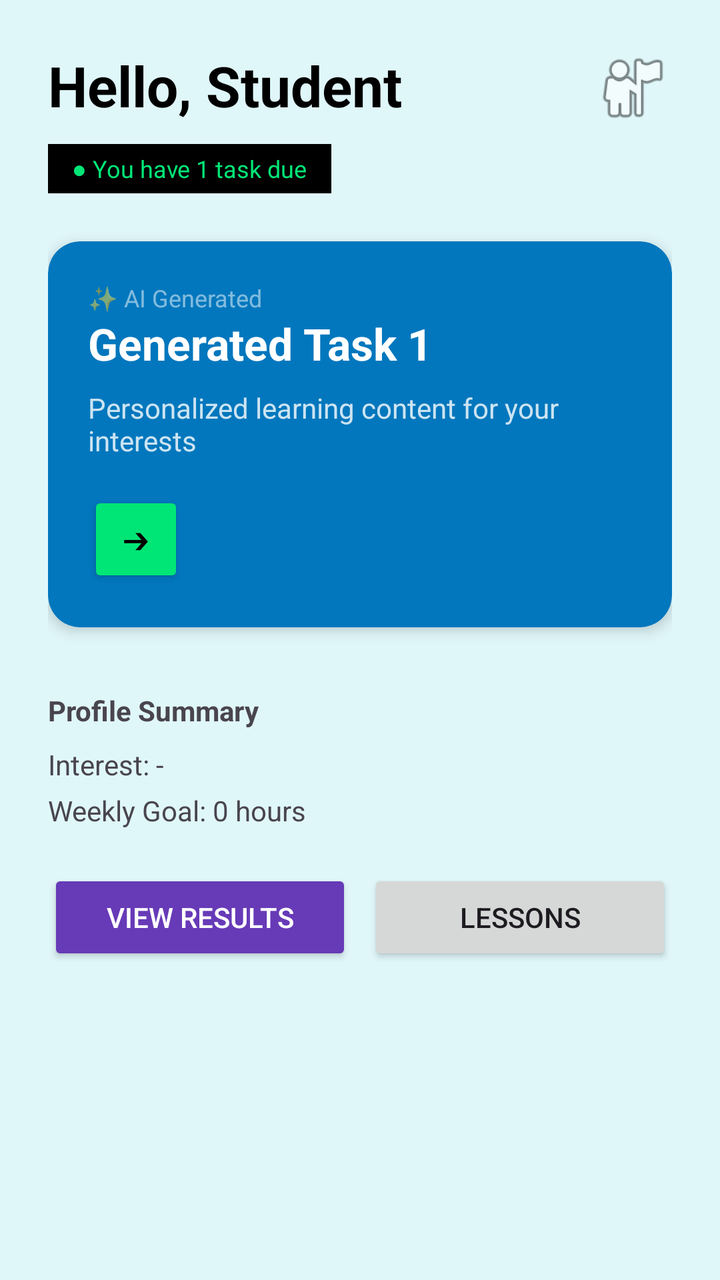
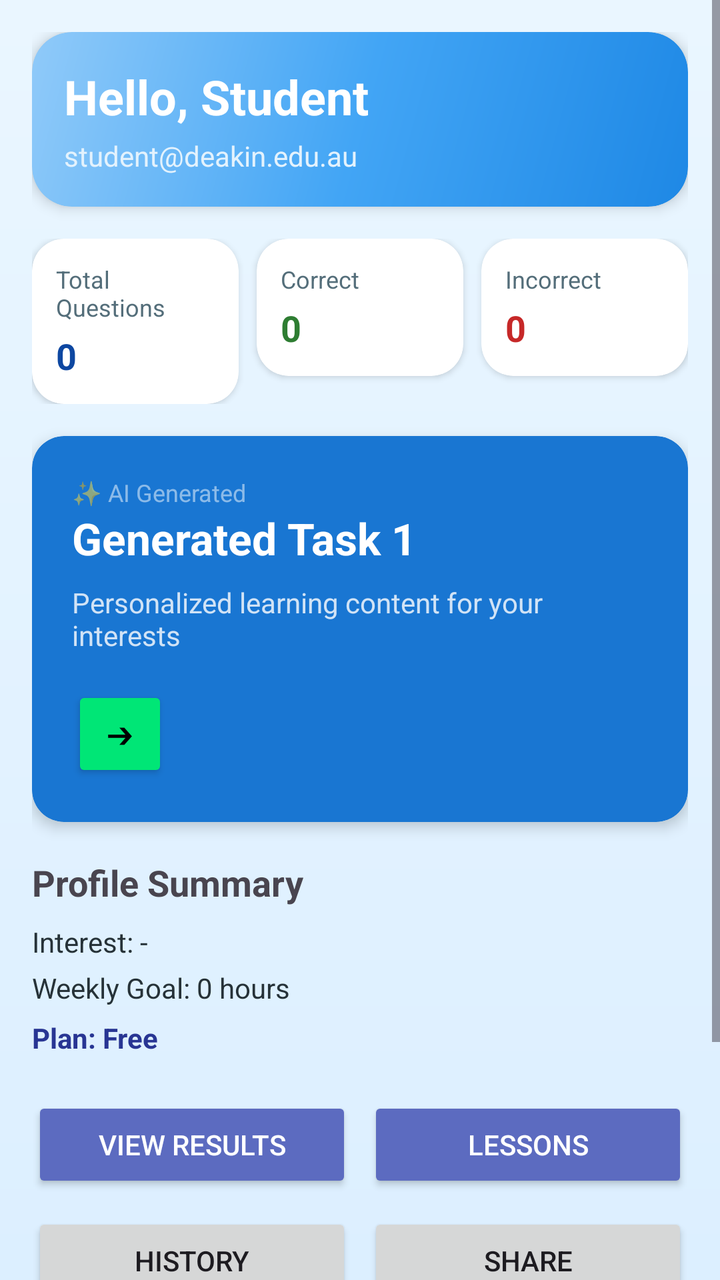

Two renders of the same Android screen: before a commit and after it. Below are the layout's source before the change and the commit's diff.
<!-- AndroidManifest.xml: application theme Theme.Task61LearningAssistant -->
<!-- res/layout/fragment_home.xml -->
<?xml version="1.0" encoding="utf-8"?>
<ScrollView xmlns:android="http://schemas.android.com/apk/res/android"
    xmlns:app="http://schemas.android.com/apk/res-auto"
    android:layout_width="match_parent"
    android:layout_height="match_parent"
    android:background="#E0F7FA"> <LinearLayout
    android:layout_width="match_parent"
    android:layout_height="wrap_content"
    android:orientation="vertical"
    android:padding="24dp">

    <RelativeLayout
        android:layout_width="match_parent"
        android:layout_height="wrap_content">
        <TextView
            android:id="@+id/tvWelcome"
            android:layout_width="wrap_content"
            android:layout_height="wrap_content"
            android:text="Hello, Student"
            android:textSize="28sp"
            android:textStyle="bold"
            android:textColor="@android:color/black" />

        <View
            android:layout_width="40dp"
            android:layout_height="40dp"
            android:layout_alignParentEnd="true"
            android:background="@android:drawable/ic_menu_myplaces" />
    </RelativeLayout>

    <TextView
        android:id="@+id/tvTaskBadge"
        android:layout_width="wrap_content"
        android:layout_height="wrap_content"
        android:layout_marginTop="8dp"
        android:background="#000000"
        android:paddingHorizontal="12dp"
        android:paddingVertical="4dp"
        android:text="● You have 1 task due"
        android:textColor="#00E676"
        android:textSize="12sp" />

    <androidx.cardview.widget.CardView
        android:layout_width="match_parent"
        android:layout_height="wrap_content"
        android:layout_marginTop="24dp"
        app:cardCornerRadius="16dp"
        app:cardElevation="4dp"
        app:cardBackgroundColor="#0277BD"> <LinearLayout
        android:layout_width="match_parent"
        android:layout_height="wrap_content"
        android:orientation="vertical"
        android:padding="20dp">

        <TextView
            android:layout_width="wrap_content"
            android:layout_height="wrap_content"
            android:text="✨ AI Generated"
            android:textColor="#80FFFFFF"
            android:textSize="12sp" />

        <TextView
            android:id="@+id/tvTaskTitle"
            android:layout_width="wrap_content"
            android:layout_height="wrap_content"
            android:text="Generated Task 1"
            android:textColor="@android:color/white"
            android:textSize="22sp"
            android:textStyle="bold" />

        <TextView
            android:id="@+id/tvTaskDesc"
            android:layout_width="wrap_content"
            android:layout_height="wrap_content"
            android:layout_marginTop="8dp"
            android:text="Personalized learning content for your interests"
            android:textColor="#CCFFFFFF"
            android:textSize="14sp" />

        <Button
            android:id="@+id/btnStartTask"
            android:layout_width="48dp"
            android:layout_height="48dp"
            android:layout_marginTop="16dp"
            android:backgroundTint="#00E676"
            android:text="➔"
            android:textColor="@android:color/black" />
    </LinearLayout>
    </androidx.cardview.widget.CardView>

    <TextView
        android:layout_width="wrap_content"
        android:layout_height="wrap_content"
        android:layout_marginTop="32dp"
        android:text="Profile Summary"
        android:textStyle="bold" />

    <TextView android:id="@+id/tvInterest" android:layout_width="wrap_content" android:layout_height="wrap_content" android:layout_marginTop="8dp" android:text="Interest: - " />
    <TextView android:id="@+id/tvHours" android:layout_width="wrap_content" android:layout_height="wrap_content" android:layout_marginTop="4dp" android:text="Weekly Goal: 0 hours" />

    <LinearLayout
        android:layout_width="match_parent"
        android:layout_height="wrap_content"
        android:orientation="horizontal"
        android:layout_marginTop="20dp">
        <Button
            android:id="@+id/btnProgress"
            android:layout_width="0dp"
            android:layout_height="wrap_content"
            android:layout_weight="1"
            android:layout_marginEnd="4dp"
            android:text="VIEW RESULTS"  android:backgroundTint="#673AB7"
            android:textColor="@android:color/white"
            style="?android:attr/buttonStyleSmall" />
        <Button android:id="@+id/btnLessons" android:layout_width="0dp" android:layout_height="wrap_content" android:layout_weight="1" android:text="Lessons" android:layout_marginStart="4dp" style="?android:attr/buttonStyleSmall"/>
    </LinearLayout>

</LinearLayout>
</ScrollView>
<!-- resources referenced by this layout -->
<resources>
  <style name="Theme.Task61LearningAssistant" parent="Base.Theme.Task61LearningAssistant" />
  <style name="Base.Theme.Task61LearningAssistant" parent="Theme.Material3.DayNight.NoActionBar">
          
          
      </style>
</resources>

<!-- the commit's change to res/layout/fragment_home.xml (unified diff, before → after) -->
@@ -3,50 +3,153 @@
     xmlns:app="http://schemas.android.com/apk/res-auto"
     android:layout_width="match_parent"
     android:layout_height="match_parent"
-    android:background="#E0F7FA"> <LinearLayout
-    android:layout_width="match_parent"
-    android:layout_height="wrap_content"
-    android:orientation="vertical"
-    android:padding="24dp">
-
-    <RelativeLayout
-        android:layout_width="match_parent"
-        android:layout_height="wrap_content">
-        <TextView
-            android:id="@+id/tvWelcome"
-            android:layout_width="wrap_content"
-            android:layout_height="wrap_content"
-            android:text="Hello, Student"
-            android:textSize="28sp"
-            android:textStyle="bold"
-            android:textColor="@android:color/black" />
-
-        <View
-            android:layout_width="40dp"
-            android:layout_height="40dp"
-            android:layout_alignParentEnd="true"
-            android:background="@android:drawable/ic_menu_myplaces" />
-    </RelativeLayout>
-
-    <TextView
-        android:id="@+id/tvTaskBadge"
-        android:layout_width="wrap_content"
-        android:layout_height="wrap_content"
-        android:layout_marginTop="8dp"
-        android:background="#000000"
-        android:paddingHorizontal="12dp"
-        android:paddingVertical="4dp"
-        android:text="● You have 1 task due"
-        android:textColor="#00E676"
-        android:textSize="12sp" />
+    android:background="@drawable/bg_screen_soft">
+
+    <LinearLayout
+        android:layout_width="match_parent"
+        android:layout_height="wrap_content"
+        android:orientation="vertical"
+        android:padding="16dp">
 
     <androidx.cardview.widget.CardView
         android:layout_width="match_parent"
         android:layout_height="wrap_content"
-        android:layout_marginTop="24dp"
+        app:cardCornerRadius="20dp"
+        app:cardElevation="4dp"
+        app:cardBackgroundColor="@android:color/transparent">
+
+        <LinearLayout
+            android:layout_width="match_parent"
+            android:layout_height="wrap_content"
+            android:background="@drawable/bg_blue_gradient"
+            android:orientation="vertical"
+            android:padding="16dp">
+
+            <TextView
+                android:id="@+id/tvWelcome"
+                android:layout_width="wrap_content"
+                android:layout_height="wrap_content"
+                android:text="Hello, Student"
+                android:textSize="24sp"
+                android:textStyle="bold"
+                android:textColor="@android:color/white" />
+
+            <TextView
+                android:id="@+id/tvEmail"
+                android:layout_width="wrap_content"
+                android:layout_height="wrap_content"
+                android:layout_marginTop="4dp"
+                android:text="student@deakin.edu.au"
+                android:textColor="#E3F2FD"
+                android:textSize="14sp" />
+        </LinearLayout>
+    </androidx.cardview.widget.CardView>
+
+    <LinearLayout
+        android:layout_width="match_parent"
+        android:layout_height="wrap_content"
+        android:layout_marginTop="16dp"
+        android:orientation="horizontal">
+
+        <androidx.cardview.widget.CardView
+            android:layout_width="0dp"
+            android:layout_height="wrap_content"
+            android:layout_weight="1"
+            android:layout_marginEnd="6dp"
+            app:cardCornerRadius="16dp"
+            app:cardElevation="2dp">
+            <LinearLayout
+                android:layout_width="match_parent"
+                android:layout_height="wrap_content"
+                android:orientation="vertical"
+                android:padding="12dp">
+                <TextView
+                    android:layout_width="wrap_content"
+                    android:layout_height="wrap_content"
+                    android:text="Total Questions"
+                    android:textColor="#546E7A"
+                    android:textSize="12sp" />
+                <TextView
+                    android:id="@+id/tvTotalQuestions"
+                    android:layout_width="wrap_content"
+                    android:layout_height="wrap_content"
+                    android:layout_marginTop="4dp"
+                    android:text="0"
+                    android:textSize="18sp"
+                    android:textStyle="bold"
+                    android:textColor="#0D47A1" />
+            </LinearLayout>
+        </androidx.cardview.widget.CardView>
+
+        <androidx.cardview.widget.CardView
+            android:layout_width="0dp"
+            android:layout_height="wrap_content"
+            android:layout_weight="1"
+            android:layout_marginHorizontal="3dp"
+            app:cardCornerRadius="16dp"
+            app:cardElevation="2dp">
+            <LinearLayout
+                android:layout_width="match_parent"
+                android:layout_height="wrap_content"
+                android:orientation="vertical"
+                android:padding="12dp">
+                <TextView
+                    android:layout_width="wrap_content"
+                    android:layout_height="wrap_content"
+                    android:text="Correct"
+                    android:textColor="#546E7A"
+                    android:textSize="12sp" />
+                <TextView
+                    android:id="@+id/tvCorrectCount"
+                    android:layout_width="wrap_content"
+                    android:layout_height="wrap_content"
+                    android:layout_marginTop="4dp"
+                    android:text="0"
+                    android:textSize="18sp"
+                    android:textStyle="bold"
+                    android:textColor="#2E7D32" />
+            </LinearLayout>
+        </androidx.cardview.widget.CardView>
+
+        <androidx.cardview.widget.CardView
+            android:layout_width="0dp"
+            android:layout_height="wrap_content"
+            android:layout_weight="1"
+            android:layout_marginStart="6dp"
+            app:cardCornerRadius="16dp"
+            app:cardElevation="2dp">
+            <LinearLayout
+                android:layout_width="match_parent"
+                android:layout_height="wrap_content"
+                android:orientation="vertical"
+                android:padding="12dp">
+                <TextView
+                    android:layout_width="wrap_content"
+                    android:layout_height="wrap_content"
+                    android:text="Incorrect"
+                    android:textColor="#546E7A"
+                    android:textSize="12sp" />
+                <TextView
+                    android:id="@+id/tvIncorrectCount"
+                    android:layout_width="wrap_content"
+                    android:layout_height="wrap_content"
+                    android:layout_marginTop="4dp"
+                    android:text="0"
+                    android:textSize="18sp"
+                    android:textStyle="bold"
+                    android:textColor="#C62828" />
+            </LinearLayout>
+        </androidx.cardview.widget.CardView>
+    </LinearLayout>
+
+    <androidx.cardview.widget.CardView
+        android:layout_width="match_parent"
+        android:layout_height="wrap_content"
+        android:layout_marginTop="16dp"
         app:cardCornerRadius="16dp"
         app:cardElevation="4dp"
-        app:cardBackgroundColor="#0277BD"> <LinearLayout
+        app:cardBackgroundColor="#1976D2">
+        <LinearLayout
         android:layout_width="match_parent"
         android:layout_height="wrap_content"
         android:orientation="vertical"
@@ -91,12 +194,33 @@
     <TextView
         android:layout_width="wrap_content"
         android:layout_height="wrap_content"
-        android:layout_marginTop="32dp"
+        android:layout_marginTop="18dp"
         android:text="Profile Summary"
-        android:textStyle="bold" />
-
-    <TextView android:id="@+id/tvInterest" android:layout_width="wrap_content" android:layout_height="wrap_content" android:layout_marginTop="8dp" android:text="Interest: - " />
-    <TextView android:id="@+id/tvHours" android:layout_width="wrap_content" android:layout_height="wrap_content" android:layout_marginTop="4dp" android:text="Weekly Goal: 0 hours" />
+        android:textStyle="bold"
+        android:textSize="18sp" />
+
+    <TextView
+        android:id="@+id/tvInterest"
+        android:layout_width="wrap_content"
+        android:layout_height="wrap_content"
+        android:layout_marginTop="8dp"
+        android:text="Interest: - "
+        android:textColor="#263238" />
+    <TextView
+        android:id="@+id/tvHours"
+        android:layout_width="wrap_content"
+        android:layout_height="wrap_content"
+        android:layout_marginTop="4dp"
+        android:text="Weekly Goal: 0 hours"
+        android:textColor="#263238" />
+    <TextView
+        android:id="@+id/tvPlanStatus"
+        android:layout_width="wrap_content"
+        android:layout_height="wrap_content"
+        android:layout_marginTop="6dp"
+        android:text="Plan: Free"
+        android:textStyle="bold"
+        android:textColor="#283593" />
 
     <LinearLayout
         android:layout_width="match_parent"
@@ -109,11 +233,55 @@
             android:layout_height="wrap_content"
             android:layout_weight="1"
             android:layout_marginEnd="4dp"
-            android:text="VIEW RESULTS"  android:backgroundTint="#673AB7"
+            android:text="VIEW RESULTS"  android:backgroundTint="#5C6BC0"
             android:textColor="@android:color/white"
             style="?android:attr/buttonStyleSmall" />
-        <Button android:id="@+id/btnLessons" android:layout_width="0dp" android:layout_height="wrap_content" android:layout_weight="1" android:text="Lessons" android:layout_marginStart="4dp" style="?android:attr/buttonStyleSmall"/>
-    </LinearLayout>
+        <Button android:id="@+id/btnLessons" android:layout_width="0dp" android:layout_height="wrap_content" android:layout_weight="1" android:text="Lessons" android:layout_marginStart="4dp" android:backgroundTint="#5C6BC0" android:textColor="@android:color/white" style="?android:attr/buttonStyleSmall"/>
+    </LinearLayout>
+
+    <LinearLayout
+        android:layout_width="match_parent"
+        android:layout_height="wrap_content"
+        android:orientation="horizontal"
+        android:layout_marginTop="10dp">
+        <Button
+            android:id="@+id/btnHistory"
+            android:layout_width="0dp"
+            android:layout_height="wrap_content"
+            android:layout_weight="1"
+            android:layout_marginEnd="4dp"
+            android:text="History"
+            style="?android:attr/buttonStyleSmall" />
+        <Button
+            android:id="@+id/btnShare"
+            android:layout_width="0dp"
+            android:layout_height="wrap_content"
+            android:layout_weight="1"
+            android:layout_marginStart="4dp"
+            android:text="Share"
+            style="?android:attr/buttonStyleSmall" />
+    </LinearLayout>
+
+    <Button
+        android:id="@+id/btnPremium"
+        android:layout_width="match_parent"
+        android:layout_height="wrap_content"
+        android:layout_marginTop="8dp"
+        android:text="Premium"
+        android:backgroundTint="#5C6BC0"
+        android:textColor="@android:color/white"
+        style="?android:attr/buttonStyleSmall" />
+
+    <Button
+        android:id="@+id/btnShareProfileLarge"
+        android:layout_width="match_parent"
+        android:layout_height="48dp"
+        android:layout_marginTop="12dp"
+        android:background="@drawable/bg_button_green_rounded"
+        android:text="Share"
+        android:textAllCaps="false"
+        android:textColor="@android:color/white"
+        android:textStyle="bold" />
 
 </LinearLayout>
 </ScrollView>
<!-- resource entries referenced after the edit -->
@@ -1,5 +1,29 @@
 <!-- resources referenced by this layout -->
 <resources>
+  <!-- drawable bg_blue_gradient (drawable) -->
+  <?xml version="1.0" encoding="utf-8"?>
+  <shape xmlns:android="http://schemas.android.com/apk/res/android">
+      <gradient
+          android:startColor="#1E88E5"
+          android:centerColor="#42A5F5"
+          android:endColor="#90CAF9"
+          android:angle="135" />
+      <corners android:radius="20dp" />
+  </shape>
+  <!-- drawable bg_button_green_rounded (drawable) -->
+  <?xml version="1.0" encoding="utf-8"?>
+  <shape xmlns:android="http://schemas.android.com/apk/res/android">
+      <solid android:color="#22C55E" />
+      <corners android:radius="20dp" />
+  </shape>
+  <!-- drawable bg_screen_soft (drawable) -->
+  <?xml version="1.0" encoding="utf-8"?>
+  <shape xmlns:android="http://schemas.android.com/apk/res/android">
+      <gradient
+          android:startColor="#EAF6FF"
+          android:endColor="#DCEFFF"
+          android:angle="270" />
+  </shape>
   <style name="Theme.Task61LearningAssistant" parent="Base.Theme.Task61LearningAssistant" />
   <style name="Base.Theme.Task61LearningAssistant" parent="Theme.Material3.DayNight.NoActionBar">
           
